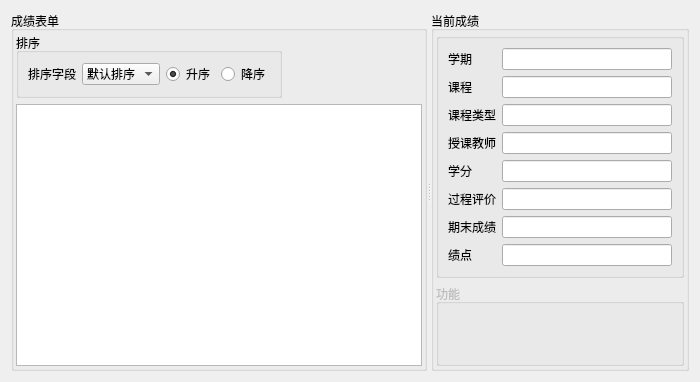
MuxiZhaoyang/SIMS-C-language-major-assignment, file studentTerminal/ui/scorequery.ui: the form before one commit.
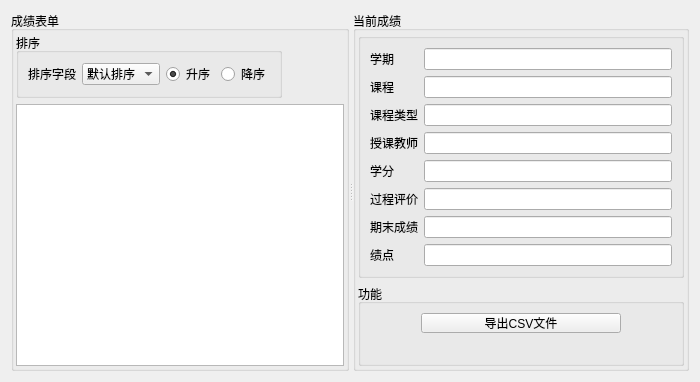
The form after the commit.

```diff
--- a/studentTerminal/ui/scorequery.ui
+++ b/studentTerminal/ui/scorequery.ui
@@ -326,7 +326,7 @@
        <item>
         <widget class="QGroupBox" name="toolgroup">
          <property name="enabled">
-          <bool>false</bool>
+          <bool>true</bool>
          </property>
          <property name="title">
           <string>功能</string>
@@ -334,19 +334,68 @@
          <property name="flat">
           <bool>true</bool>
          </property>
-         <layout class="QVBoxLayout" name="verticalLayout_2">
-          <property name="leftMargin">
-           <number>2</number>
-          </property>
-          <property name="topMargin">
-           <number>2</number>
-          </property>
-          <property name="rightMargin">
-           <number>2</number>
-          </property>
-          <property name="bottomMargin">
-           <number>2</number>
-          </property>
+         <layout class="QGridLayout" name="gridLayout">
+          <item row="0" column="2">
+           <spacer name="horizontalSpacer_3">
+            <property name="orientation">
+             <enum>Qt::Horizontal</enum>
+            </property>
+            <property name="sizeHint" stdset="0">
+             <size>
+              <width>40</width>
+              <height>20</height>
+             </size>
+            </property>
+           </spacer>
+          </item>
+          <item row="0" column="0">
+           <spacer name="horizontalSpacer_2">
+            <property name="orientation">
+             <enum>Qt::Horizontal</enum>
+            </property>
+            <property name="sizeHint" stdset="0">
+             <size>
+              <width>40</width>
+              <height>20</height>
+             </size>
+            </property>
+           </spacer>
+          </item>
+          <item row="0" column="1">
+           <widget class="QPushButton" name="exportBtn">
+            <property name="enabled">
+             <bool>true</bool>
+            </property>
+            <property name="sizePolicy">
+             <sizepolicy hsizetype="Fixed" vsizetype="Fixed">
+              <horstretch>0</horstretch>
+              <verstretch>0</verstretch>
+             </sizepolicy>
+            </property>
+            <property name="minimumSize">
+             <size>
+              <width>200</width>
+              <height>20</height>
+             </size>
+            </property>
+            <property name="text">
+             <string>导出CSV文件</string>
+            </property>
+           </widget>
+          </item>
+          <item row="1" column="1">
+           <spacer name="verticalSpacer">
+            <property name="orientation">
+             <enum>Qt::Vertical</enum>
+            </property>
+            <property name="sizeHint" stdset="0">
+             <size>
+              <width>20</width>
+              <height>40</height>
+             </size>
+            </property>
+           </spacer>
+          </item>
          </layout>
         </widget>
        </item>
```
Left out of the diff: 2 changed lines with no effect on the pictures.
